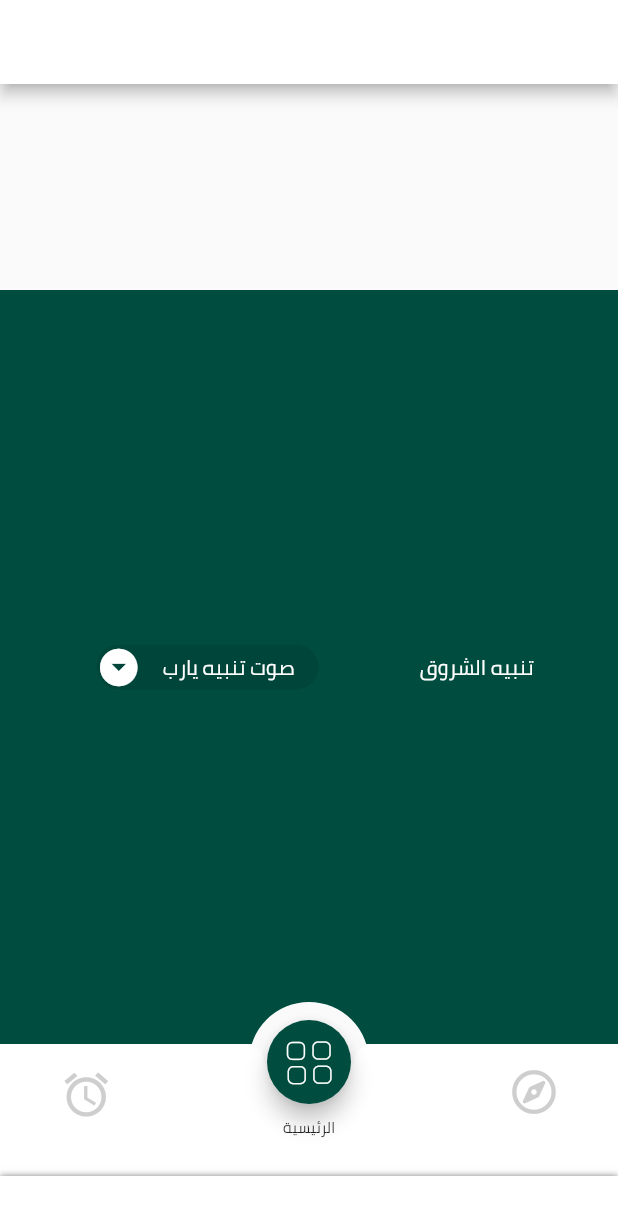
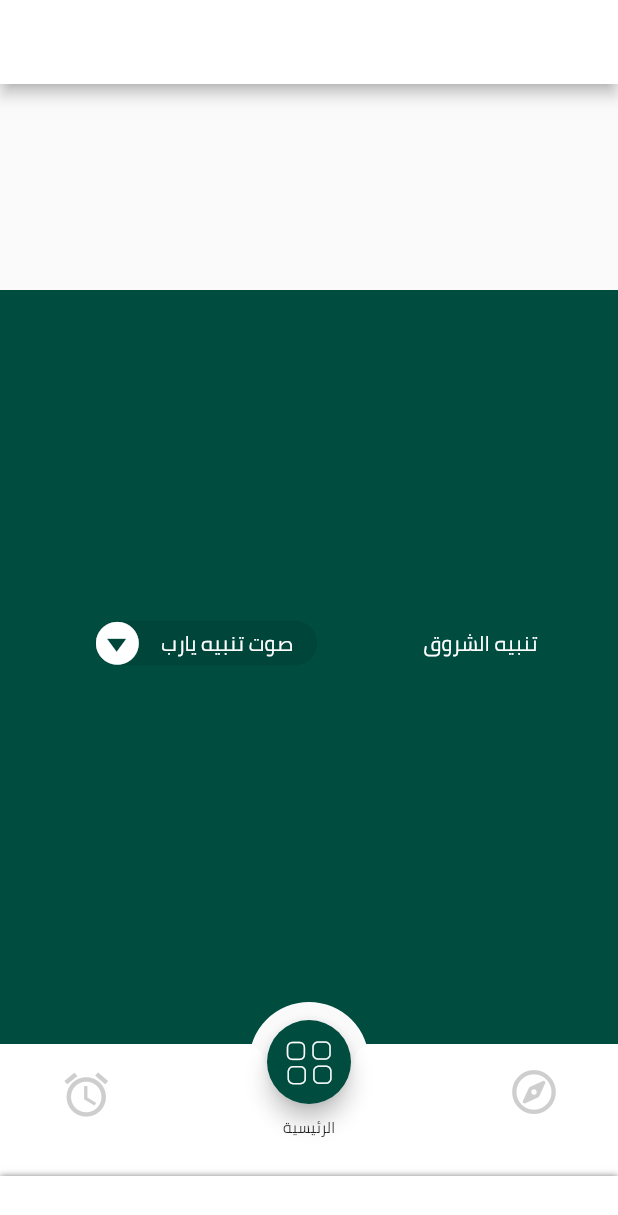
Before and after one commit to Reekoooo/flutter_task, a Flutter app: the screen it shows after launch, on a phone screen of 412 x 824 dp. Shown: the top 1215 px of the screen. Run offline on Flutter 3.47's test engine with Material 2 defaults, Android fonts, the phone set to English and light mode, and no system bars; our stand-ins replace font_awesome_flutter.

Commit message:
added custom caret down circle icon and letter spacing beta

```diff
--- a/lib/main.dart
+++ b/lib/main.dart
@@ -11,6 +11,7 @@ class MyApp extends StatelessWidget {
       title: 'Flutter Demo',
       theme: ThemeData(
         fontFamily: 'Cairo',
+
         //primarySwatch: Colors.teal,
         accentColor: Colors.teal[900],
       ),
--- a/lib/pages/home_page.dart
+++ b/lib/pages/home_page.dart
@@ -61,7 +61,10 @@ class _MyHomePageState extends State<MyHomePage> {
             clipper: CustomRect(yOffset: Y_offset),
             child: Container(
               color: Colors.teal[900],
+              child: Padding(
+                padding: const EdgeInsets.only(bottom: 32.0),
                 child: Row(
+
                   children: <Widget>[
                     Spacer(),
                     Padding(
@@ -88,9 +91,10 @@ class _MyHomePageState extends State<MyHomePage> {
 
                                 iconSize: 35.0,
                                 style: TextStyle(
-                                  color: Colors.white, fontFamily: 'Cairo'),
+                                    color: Colors.white, fontFamily: 'Cairo',letterSpacing: 3),
                                 icon: Icon(
-                                Icons.arrow_drop_down_circle,
+                                  IconData(0xe900, fontFamily: 'caret_down_circle'),
+                                  //Icons.arrow_drop_down_circle,
                                   color: Colors.white,
                                   size: 30.0,
                                 ),
@@ -119,10 +123,11 @@ class _MyHomePageState extends State<MyHomePage> {
                     Spacer(),
                     Text(
                       " تنبيه الشروق",
-                    style: TextStyle(color: Colors.white),
+                      style: TextStyle(color: Colors.white,letterSpacing: 3),
                     ),
                     Spacer(),
                   ],
+                ),
               ),
             ),
           ),
--- a/pubspec.yaml
+++ b/pubspec.yaml
@@ -68,6 +68,11 @@ flutter:
         - asset: fonts/fourrect.ttf
   #       - asset: fonts/TrajanPro_Bold.ttf
   #         weight: 700
+    - family: caret_down_circle
+      fonts:
+        - asset: fonts/caret_down_circle.ttf
+
+
   #
   # For details regarding fonts from package dependencies,
   # see https://flutter.dev/custom-fonts/#from-packages
```
Also changed, not shown: fonts/caret_down_circle.ttf (added), pubspec.lock. Lines whose indentation alone changed are shown as unchanged.
